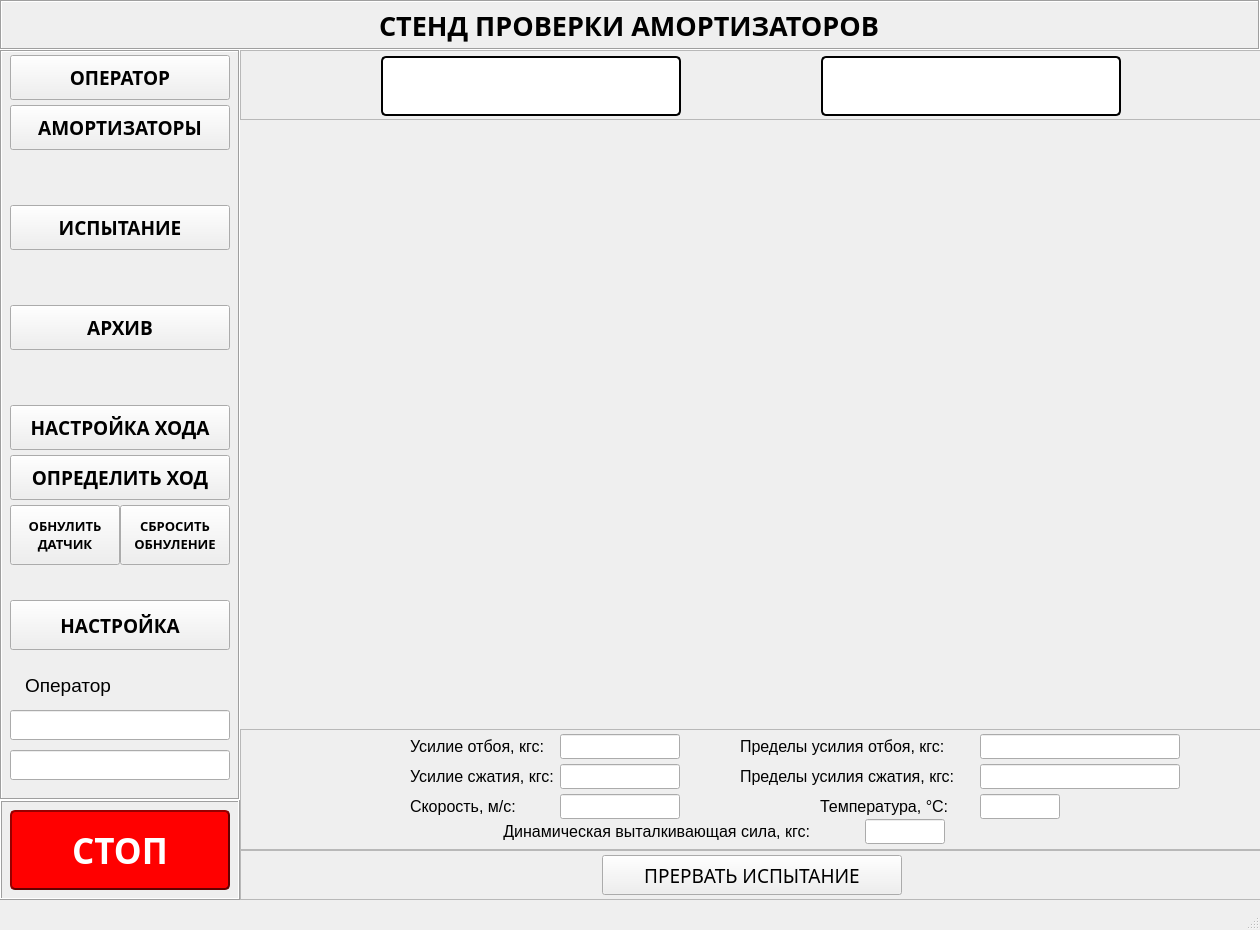
Above: ui/mainui.ui from Skorikof/SPG-023MK before the change. Below: the same form after it.
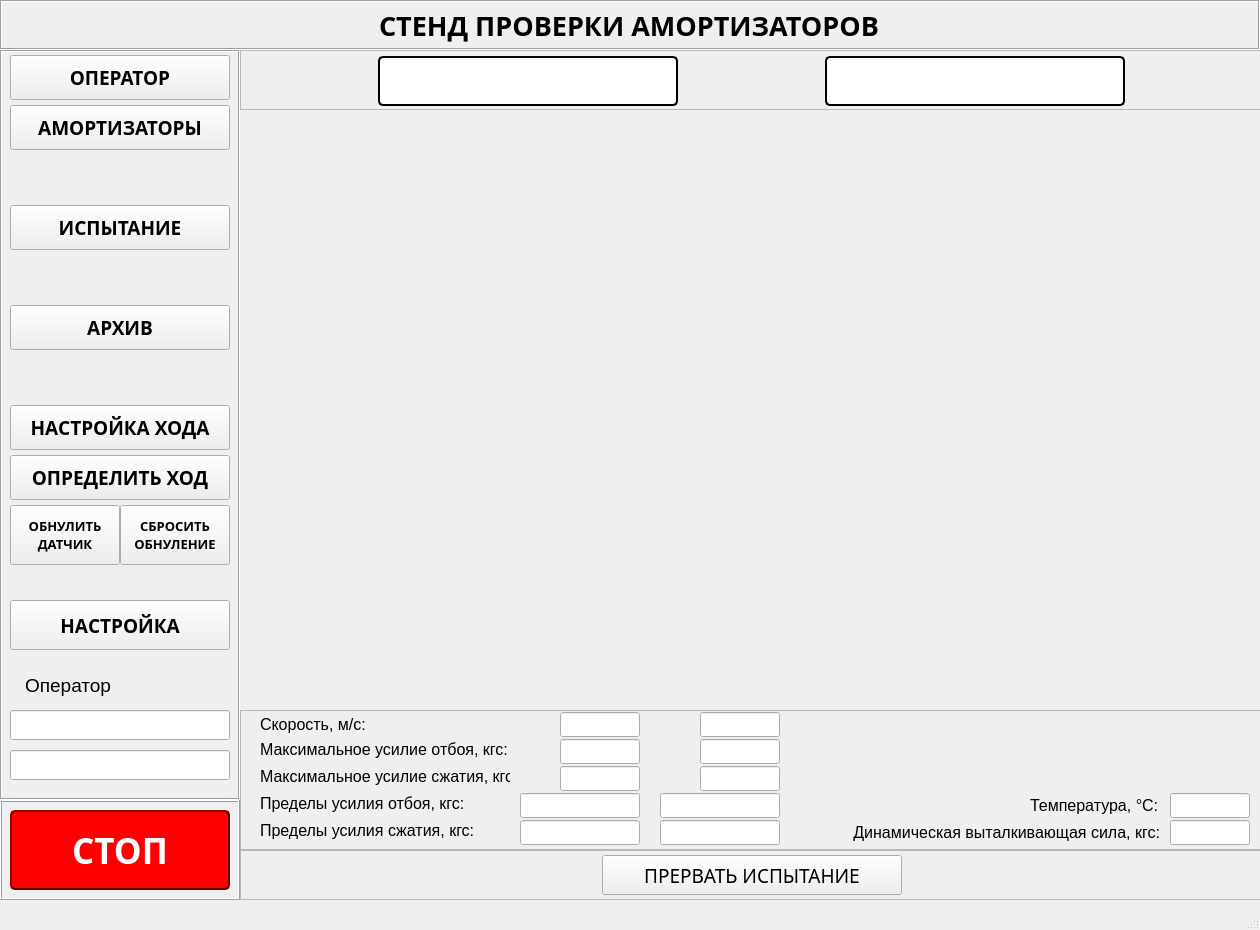
That is the form after the change. The open tabs and pages were chosen to show the change. Custom widgets are drawn as their Qt base class.

The edit to the form file:
```diff
--- a/ui/mainui.ui
+++ b/ui/mainui.ui
@@ -79,45 +79,18 @@
         <number>0</number>
        </property>
        <item alignment="Qt::AlignHCenter">
-        <widget class="QFrame" name="main_title_frame">
-         <property name="frameShape">
-          <enum>QFrame::NoFrame</enum>
+        <widget class="QLabel" name="main_title_label">
+         <property name="font">
+          <font>
+           <family>Arial Black</family>
+           <pointsize>20</pointsize>
+           <weight>75</weight>
+           <bold>true</bold>
+          </font>
          </property>
-         <property name="frameShadow">
-          <enum>QFrame::Raised</enum>
+         <property name="text">
+          <string>СТЕНД ПРОВЕРКИ АМОРТИЗАТОРОВ</string>
          </property>
-         <layout class="QVBoxLayout" name="verticalLayout_2">
-          <property name="spacing">
-           <number>0</number>
-          </property>
-          <property name="leftMargin">
-           <number>0</number>
-          </property>
-          <property name="topMargin">
-           <number>0</number>
-          </property>
-          <property name="rightMargin">
-           <number>0</number>
-          </property>
-          <property name="bottomMargin">
-           <number>0</number>
-          </property>
-          <item>
-           <widget class="QLabel" name="main_title_label">
-            <property name="font">
-             <font>
-              <family>Arial Black</family>
-              <pointsize>20</pointsize>
-              <weight>75</weight>
-              <bold>true</bold>
-             </font>
-            </property>
-            <property name="text">
-             <string>СТЕНД ПРОВЕРКИ АМОРТИЗАТОРОВ</string>
-            </property>
-           </widget>
-          </item>
-         </layout>
         </widget>
        </item>
       </layout>
@@ -3293,19 +3266,19 @@
               <x>0</x>
               <y>0</y>
               <width>1024</width>
-              <height>70</height>
+              <height>60</height>
              </rect>
             </property>
             <property name="minimumSize">
              <size>
               <width>0</width>
-              <height>70</height>
+              <height>60</height>
              </size>
             </property>
             <property name="maximumSize">
              <size>
               <width>16777215</width>
-              <height>100</height>
+              <height>60</height>
              </size>
             </property>
             <property name="frameShape">
@@ -3316,16 +3289,16 @@
             </property>
             <layout class="QHBoxLayout" name="horizontalLayout_5">
              <property name="spacing">
-              <number>5</number>
+              <number>10</number>
              </property>
              <property name="leftMargin">
-              <number>5</number>
+              <number>0</number>
              </property>
              <property name="topMargin">
               <number>5</number>
              </property>
              <property name="rightMargin">
-              <number>5</number>
+              <number>0</number>
              </property>
              <property name="bottomMargin">
               <number>5</number>
@@ -3335,13 +3308,13 @@
                <property name="minimumSize">
                 <size>
                  <width>300</width>
-                 <height>60</height>
+                 <height>50</height>
                 </size>
                </property>
                <property name="maximumSize">
                 <size>
                  <width>300</width>
-                 <height>60</height>
+                 <height>50</height>
                 </size>
                </property>
                <property name="styleSheet">
@@ -3367,13 +3340,13 @@
                <property name="minimumSize">
                 <size>
                  <width>300</width>
-                 <height>60</height>
+                 <height>50</height>
                 </size>
                </property>
                <property name="maximumSize">
                 <size>
                  <width>300</width>
-                 <height>60</height>
+                 <height>50</height>
                 </size>
                </property>
                <property name="styleSheet">
@@ -3400,9 +3373,9 @@
             <property name="geometry">
              <rect>
               <x>0</x>
-              <y>70</y>
+              <y>60</y>
               <width>1024</width>
-              <height>610</height>
+              <height>600</height>
              </rect>
             </property>
             <property name="minimumSize">
@@ -3492,15 +3465,15 @@
             <property name="geometry">
              <rect>
               <x>0</x>
-              <y>679</y>
+              <y>660</y>
               <width>1024</width>
-              <height>121</height>
+              <height>140</height>
              </rect>
             </property>
             <property name="maximumSize">
              <size>
               <width>16777215</width>
-              <height>130</height>
+              <height>16777215</height>
              </size>
             </property>
             <property name="frameShape">
@@ -3512,22 +3485,22 @@
             <widget class="QLabel" name="lbl_8">
              <property name="geometry">
               <rect>
-               <x>170</x>
-               <y>5</y>
-               <width>145</width>
-               <height>25</height>
+               <x>20</x>
+               <y>29</y>
+               <width>250</width>
+               <height>20</height>
               </rect>
              </property>
              <property name="minimumSize">
               <size>
                <width>0</width>
-               <height>25</height>
+               <height>0</height>
               </size>
              </property>
              <property name="maximumSize">
               <size>
                <width>16777215</width>
-               <height>25</height>
+               <height>16777215</height>
               </size>
              </property>
              <property name="font">
@@ -3537,28 +3510,28 @@
               </font>
              </property>
              <property name="text">
-              <string>Усилие отбоя, кгс:</string>
+              <string>Максимальное усилие отбоя, кгс:</string>
              </property>
             </widget>
             <widget class="QLabel" name="lbl_9">
              <property name="geometry">
               <rect>
-               <x>500</x>
-               <y>5</y>
+               <x>20</x>
+               <y>83</y>
                <width>220</width>
-               <height>25</height>
+               <height>20</height>
               </rect>
              </property>
              <property name="minimumSize">
               <size>
                <width>0</width>
-               <height>25</height>
+               <height>0</height>
               </size>
              </property>
              <property name="maximumSize">
               <size>
                <width>16777215</width>
-               <height>25</height>
+               <height>16777215</height>
               </size>
              </property>
              <property name="font">
@@ -3574,22 +3547,22 @@
             <widget class="QLabel" name="lbl_10">
              <property name="geometry">
               <rect>
-               <x>170</x>
-               <y>35</y>
-               <width>145</width>
-               <height>25</height>
+               <x>20</x>
+               <y>56</y>
+               <width>250</width>
+               <height>20</height>
               </rect>
              </property>
              <property name="minimumSize">
               <size>
                <width>0</width>
-               <height>25</height>
+               <height>0</height>
               </size>
              </property>
              <property name="maximumSize">
               <size>
                <width>16777215</width>
-               <height>25</height>
+               <height>16777215</height>
               </size>
              </property>
              <property name="font">
@@ -3599,28 +3572,28 @@
               </font>
              </property>
              <property name="text">
-              <string>Усилие сжатия, кгс:</string>
+              <string>Максимальное усилие сжатия, кгс:</string>
              </property>
             </widget>
             <widget class="QLabel" name="lbl_11">
              <property name="geometry">
               <rect>
-               <x>500</x>
-               <y>35</y>
+               <x>20</x>
+               <y>110</y>
                <width>220</width>
-               <height>25</height>
+               <height>20</height>
               </rect>
              </property>
              <property name="minimumSize">
               <size>
                <width>0</width>
-               <height>25</height>
+               <height>0</height>
               </size>
              </property>
              <property name="maximumSize">
               <size>
                <width>16777215</width>
-               <height>25</height>
+               <height>16777215</height>
               </size>
              </property>
              <property name="font">
@@ -3636,22 +3609,22 @@
             <widget class="QLineEdit" name="conv_comp_limit_le">
              <property name="geometry">
               <rect>
-               <x>740</x>
-               <y>35</y>
-               <width>200</width>
+               <x>280</x>
+               <y>110</y>
+               <width>120</width>
                <height>25</height>
               </rect>
              </property>
              <property name="minimumSize">
               <size>
-               <width>200</width>
-               <height>25</height>
+               <width>0</width>
+               <height>0</height>
               </size>
              </property>
              <property name="maximumSize">
               <size>
-               <width>200</width>
-               <height>25</height>
+               <width>16777215</width>
+               <height>16777215</height>
               </size>
              </property>
              <property name="font">
@@ -3670,22 +3643,22 @@
             <widget class="QLineEdit" name="conv_recoil_limit_le">
              <property name="geometry">
               <rect>
-               <x>740</x>
-               <y>5</y>
-               <width>200</width>
+               <x>280</x>
+               <y>83</y>
+               <width>120</width>
                <height>25</height>
               </rect>
              </property>
              <property name="minimumSize">
               <size>
-               <width>200</width>
-               <height>25</height>
+               <width>0</width>
+               <height>0</height>
               </size>
              </property>
              <property name="maximumSize">
               <size>
-               <width>200</width>
-               <height>25</height>
+               <width>16777215</width>
+               <height>16777215</height>
               </size>
              </property>
              <property name="font">
@@ -3708,21 +3681,21 @@
              <property name="geometry">
               <rect>
                <x>320</x>
-               <y>5</y>
-               <width>120</width>
+               <y>29</y>
+               <width>80</width>
                <height>25</height>
               </rect>
              </property>
              <property name="minimumSize">
               <size>
-               <width>120</width>
-               <height>25</height>
+               <width>0</width>
+               <height>0</height>
               </size>
              </property>
              <property name="maximumSize">
               <size>
-               <width>120</width>
-               <height>25</height>
+               <width>16777215</width>
+               <height>16777215</height>
               </size>
              </property>
              <property name="font">
@@ -3745,86 +3718,21 @@
              <property name="geometry">
               <rect>
                <x>320</x>
-               <y>35</y>
-               <width>120</width>
-               <height>25</height>
-              </rect>
-             </property>
-             <property name="minimumSize">
-              <size>
-               <width>120</width>
-               <height>25</height>
-              </size>
-             </property>
-             <property name="maximumSize">
-              <size>
-               <width>120</width>
-               <height>25</height>
-              </size>
-             </property>
-             <property name="font">
-              <font>
-               <family>Arial</family>
-               <pointsize>14</pointsize>
-              </font>
-             </property>
-             <property name="alignment">
-              <set>Qt::AlignCenter</set>
-             </property>
-             <property name="readOnly">
-              <bool>true</bool>
-             </property>
-            </widget>
-            <widget class="QLabel" name="lbl_12">
-             <property name="geometry">
-              <rect>
-               <x>170</x>
-               <y>65</y>
-               <width>145</width>
+               <y>56</y>
+               <width>80</width>
                <height>25</height>
               </rect>
              </property>
              <property name="minimumSize">
               <size>
                <width>0</width>
-               <height>25</height>
+               <height>0</height>
               </size>
              </property>
              <property name="maximumSize">
               <size>
                <width>16777215</width>
-               <height>25</height>
-              </size>
-             </property>
-             <property name="font">
-              <font>
-               <family>Arial</family>
-               <pointsize>12</pointsize>
-              </font>
-             </property>
-             <property name="text">
-              <string>Скорость, м/с:</string>
-             </property>
-            </widget>
-            <widget class="QLineEdit" name="conv_speed_le">
-             <property name="geometry">
-              <rect>
-               <x>320</x>
-               <y>65</y>
-               <width>120</width>
-               <height>25</height>
-              </rect>
-             </property>
-             <property name="minimumSize">
-              <size>
-               <width>120</width>
-               <height>25</height>
-              </size>
-             </property>
-             <property name="maximumSize">
-              <size>
-               <width>120</width>
-               <height>25</height>
+               <height>16777215</height>
               </size>
              </property>
              <property name="font">
@@ -3843,8 +3751,8 @@
             <widget class="QLineEdit" name="conv_temperture_le">
              <property name="geometry">
               <rect>
-               <x>740</x>
-               <y>65</y>
+               <x>930</x>
+               <y>83</y>
                <width>80</width>
                <height>25</height>
               </rect>
@@ -3857,8 +3765,8 @@
              </property>
              <property name="maximumSize">
               <size>
-               <width>80</width>
-               <height>25</height>
+               <width>16777215</width>
+               <height>16777215</height>
               </size>
              </property>
              <property name="font">
@@ -3877,9 +3785,9 @@
             <widget class="QLabel" name="lbl_13">
              <property name="geometry">
               <rect>
-               <x>580</x>
-               <y>65</y>
-               <width>145</width>
+               <x>790</x>
+               <y>83</y>
+               <width>130</width>
                <height>25</height>
               </rect>
              </property>
@@ -3892,7 +3800,7 @@
              <property name="maximumSize">
               <size>
                <width>16777215</width>
-               <height>25</height>
+               <height>16777215</height>
               </size>
              </property>
              <property name="font">
@@ -3905,11 +3813,292 @@
               <string>Температура, °С:</string>
              </property>
             </widget>
+            <widget class="QLineEdit" name="conv_speed_one_le">
+             <property name="geometry">
+              <rect>
+               <x>320</x>
+               <y>2</y>
+               <width>80</width>
+               <height>25</height>
+              </rect>
+             </property>
+             <property name="minimumSize">
+              <size>
+               <width>0</width>
+               <height>0</height>
+              </size>
+             </property>
+             <property name="maximumSize">
+              <size>
+               <width>16777215</width>
+               <height>16777215</height>
+              </size>
+             </property>
+             <property name="font">
+              <font>
+               <family>Arial</family>
+               <pointsize>14</pointsize>
+              </font>
+             </property>
+             <property name="text">
+              <string/>
+             </property>
+             <property name="alignment">
+              <set>Qt::AlignCenter</set>
+             </property>
+             <property name="readOnly">
+              <bool>true</bool>
+             </property>
+            </widget>
+            <widget class="QLabel" name="lbl_12">
+             <property name="geometry">
+              <rect>
+               <x>20</x>
+               <y>2</y>
+               <width>145</width>
+               <height>25</height>
+              </rect>
+             </property>
+             <property name="minimumSize">
+              <size>
+               <width>0</width>
+               <height>25</height>
+              </size>
+             </property>
+             <property name="maximumSize">
+              <size>
+               <width>16777215</width>
+               <height>16777215</height>
+              </size>
+             </property>
+             <property name="font">
+              <font>
+               <family>Arial</family>
+               <pointsize>12</pointsize>
+              </font>
+             </property>
+             <property name="text">
+              <string>Скорость, м/с:</string>
+             </property>
+            </widget>
+            <widget class="QLineEdit" name="conv_speed_two_le">
+             <property name="geometry">
+              <rect>
+               <x>460</x>
+               <y>2</y>
+               <width>80</width>
+               <height>25</height>
+              </rect>
+             </property>
+             <property name="minimumSize">
+              <size>
+               <width>0</width>
+               <height>0</height>
+              </size>
+             </property>
+             <property name="maximumSize">
+              <size>
+               <width>16777215</width>
+               <height>16777215</height>
+              </size>
+             </property>
+             <property name="font">
+              <font>
+               <family>Arial</family>
+               <pointsize>14</pointsize>
+              </font>
+             </property>
+             <property name="text">
+              <string/>
+             </property>
+             <property name="alignment">
+              <set>Qt::AlignCenter</set>
+             </property>
+             <property name="readOnly">
+              <bool>true</bool>
+             </property>
+            </widget>
+            <widget class="QLineEdit" name="conv_recoil_le_2">
+             <property name="geometry">
+              <rect>
+               <x>460</x>
+               <y>29</y>
+               <width>80</width>
+               <height>25</height>
+              </rect>
+             </property>
+             <property name="minimumSize">
+              <size>
+               <width>0</width>
+               <height>0</height>
+              </size>
+             </property>
+             <property name="maximumSize">
+              <size>
+               <width>16777215</width>
+               <height>16777215</height>
+              </size>
+             </property>
+             <property name="font">
+              <font>
+               <family>Arial</family>
+               <pointsize>14</pointsize>
+              </font>
+             </property>
+             <property name="text">
+              <string/>
+             </property>
+             <property name="alignment">
+              <set>Qt::AlignCenter</set>
+             </property>
+             <property name="readOnly">
+              <bool>true</bool>
+             </property>
+            </widget>
+            <widget class="QLineEdit" name="conv_comp_le_2">
+             <property name="geometry">
+              <rect>
+               <x>460</x>
+               <y>56</y>
+               <width>80</width>
+               <height>25</height>
+              </rect>
+             </property>
+             <property name="minimumSize">
+              <size>
+               <width>0</width>
+               <height>0</height>
+              </size>
+             </property>
+             <property name="maximumSize">
+              <size>
+               <width>16777215</width>
+               <height>16777215</height>
+              </size>
+             </property>
+             <property name="font">
+              <font>
+               <family>Arial</family>
+               <pointsize>14</pointsize>
+              </font>
+             </property>
+             <property name="alignment">
+              <set>Qt::AlignCenter</set>
+             </property>
+             <property name="readOnly">
+              <bool>true</bool>
+             </property>
+            </widget>
+            <widget class="QLineEdit" name="conv_recoil_limit_le_2">
+             <property name="geometry">
+              <rect>
+               <x>420</x>
+               <y>83</y>
+               <width>120</width>
+               <height>25</height>
+              </rect>
+             </property>
+             <property name="minimumSize">
+              <size>
+               <width>0</width>
+               <height>0</height>
+              </size>
+             </property>
+             <property name="maximumSize">
+              <size>
+               <width>16777215</width>
+               <height>16777215</height>
+              </size>
+             </property>
+             <property name="font">
+              <font>
+               <family>Arial</family>
+               <pointsize>14</pointsize>
+              </font>
+             </property>
+             <property name="text">
+              <string/>
+             </property>
+             <property name="alignment">
+              <set>Qt::AlignCenter</set>
+             </property>
+             <property name="readOnly">
+              <bool>true</bool>
+             </property>
+            </widget>
+            <widget class="QLineEdit" name="conv_comp_limit_le_2">
+             <property name="geometry">
+              <rect>
+               <x>420</x>
+               <y>110</y>
+               <width>120</width>
+               <height>25</height>
+              </rect>
+             </property>
+             <property name="minimumSize">
+              <size>
+               <width>0</width>
+               <height>0</height>
+              </size>
+             </property>
+             <property name="maximumSize">
+              <size>
+               <width>16777215</width>
+               <height>16777215</height>
+              </size>
+             </property>
+             <property name="font">
+              <font>
+               <family>Arial</family>
+               <pointsize>14</pointsize>
+              </font>
+             </property>
+             <property name="alignment">
+              <set>Qt::AlignCenter</set>
+             </property>
+             <property name="readOnly">
+              <bool>true</bool>
+             </property>
+            </widget>
+            <widget class="QLineEdit" name="conv_push_force_le">
+             <property name="geometry">
+              <rect>
+               <x>930</x>
+               <y>110</y>
+               <width>80</width>
+               <height>25</height>
+              </rect>
+             </property>
+             <property name="minimumSize">
+              <size>
+               <width>80</width>
+               <height>25</height>
+              </size>
+             </property>
+             <property name="maximumSize">
+              <size>
+               <width>16777215</width>
+               <height>16777215</height>
+              </size>
+             </property>
+             <property name="font">
+              <font>
+               <family>Arial</family>
+               <pointsize>14</pointsize>
+              </font>
+             </property>
+             <property name="alignment">
+              <set>Qt::AlignCenter</set>
+             </property>
+             <property name="readOnly">
+              <bool>true</bool>
+             </property>
+            </widget>
             <widget class="QLabel" name="lbl_push_force_conv">
              <property name="geometry">
               <rect>
-               <x>240</x>
-               <y>90</y>
+               <x>590</x>
+               <y>110</y>
                <width>330</width>
                <height>25</height>
               </rect>
@@ -3923,7 +4112,7 @@
              <property name="maximumSize">
               <size>
                <width>16777215</width>
-               <height>25</height>
+               <height>16777215</height>
               </size>
              </property>
              <property name="font">
@@ -3944,40 +4133,6 @@
               <set>Qt::AlignRight|Qt::AlignTrailing|Qt::AlignVCenter</set>
              </property>
             </widget>
-            <widget class="QLineEdit" name="conv_push_force_le">
-             <property name="geometry">
-              <rect>
-               <x>625</x>
-               <y>90</y>
-               <width>80</width>
-               <height>25</height>
-              </rect>
-             </property>
-             <property name="minimumSize">
-              <size>
-               <width>80</width>
-               <height>25</height>
-              </size>
-             </property>
-             <property name="maximumSize">
-              <size>
-               <width>80</width>
-               <height>25</height>
-              </size>
-             </property>
-             <property name="font">
-              <font>
-               <family>Arial</family>
-               <pointsize>14</pointsize>
-              </font>
-             </property>
-             <property name="alignment">
-              <set>Qt::AlignCenter</set>
-             </property>
-             <property name="readOnly">
-              <bool>true</bool>
-             </property>
-            </widget>
            </widget>
           </widget>
          </widget>
```
Left out of the diff: 10 changed lines with no effect on the pictures.
